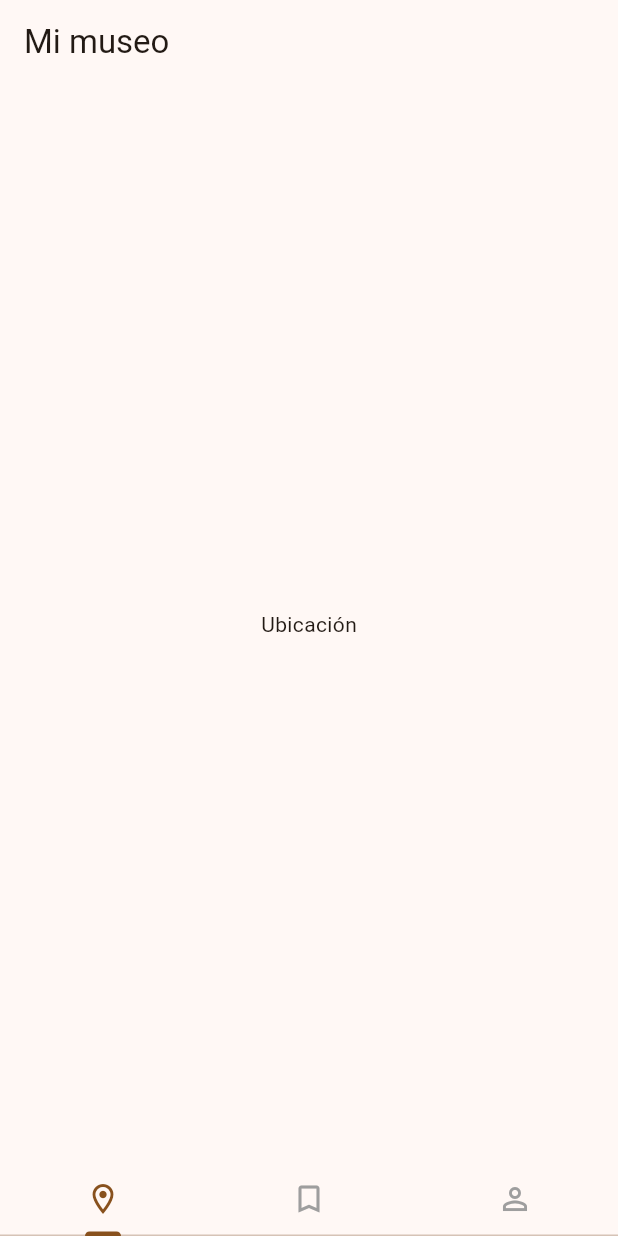
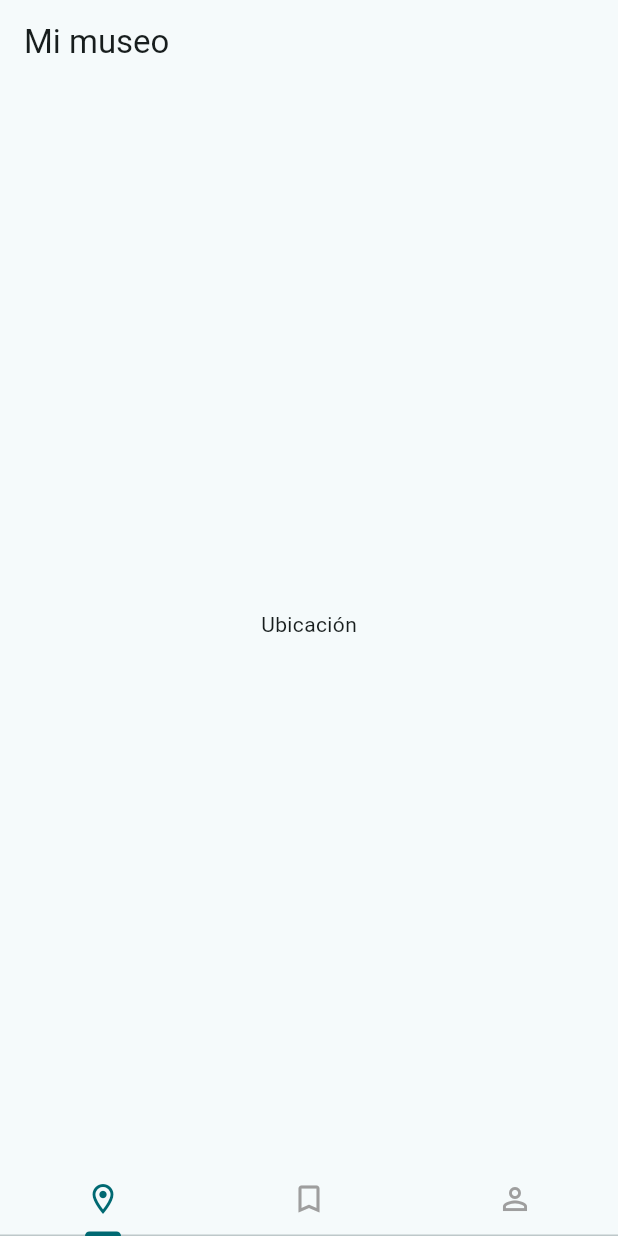
Before and after one commit to Quique1409/Museo_APP, a Flutter app: the screen it shows after launch, on a phone screen of 412 x 824 dp. Run offline on Flutter 3.47's test engine with Material 3 defaults, Android fonts, the phone set to English and light mode, and no system bars.

Commit message:
cambio de color primario

```diff
--- a/lib/main.dart
+++ b/lib/main.dart
@@ -16,7 +16,7 @@ class MyApp extends StatelessWidget {
         title: 'Mi Museo',
         theme: ThemeData(
           useMaterial3: true,
-          colorScheme: ColorScheme.fromSeed(seedColor: Color(0xFF615145)), //despues de la FF
+          colorScheme: ColorScheme.fromSeed(seedColor: Color(0xFF54787d)), //despues de la FF
         ),
         home: MyHomePage(),
       ),
```
